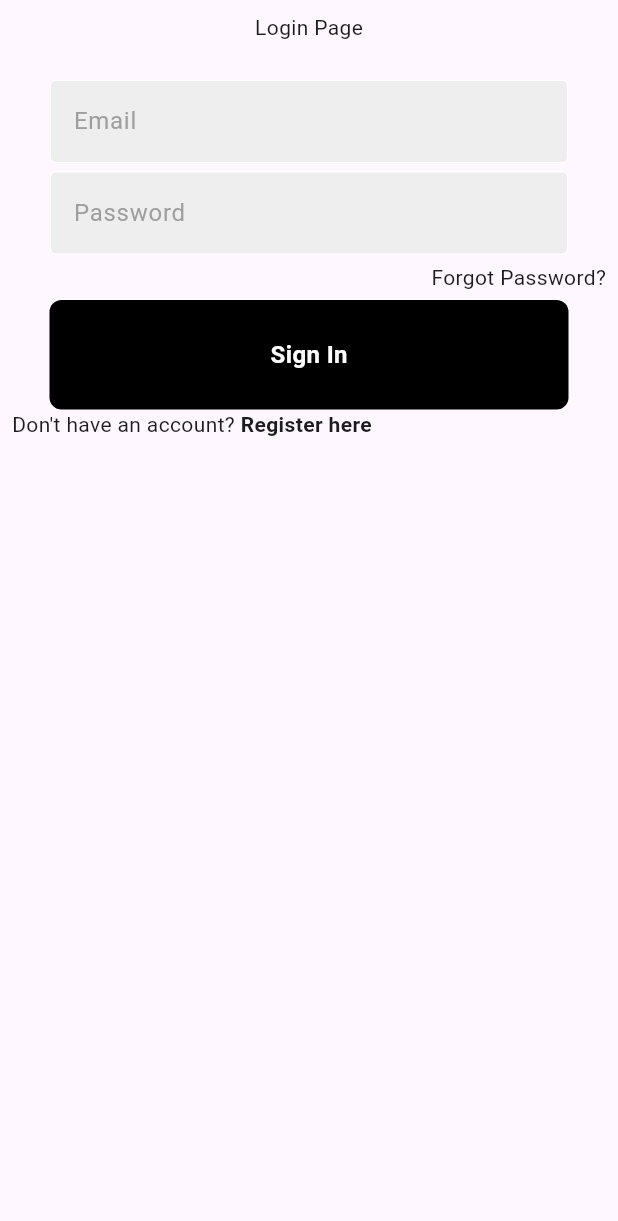
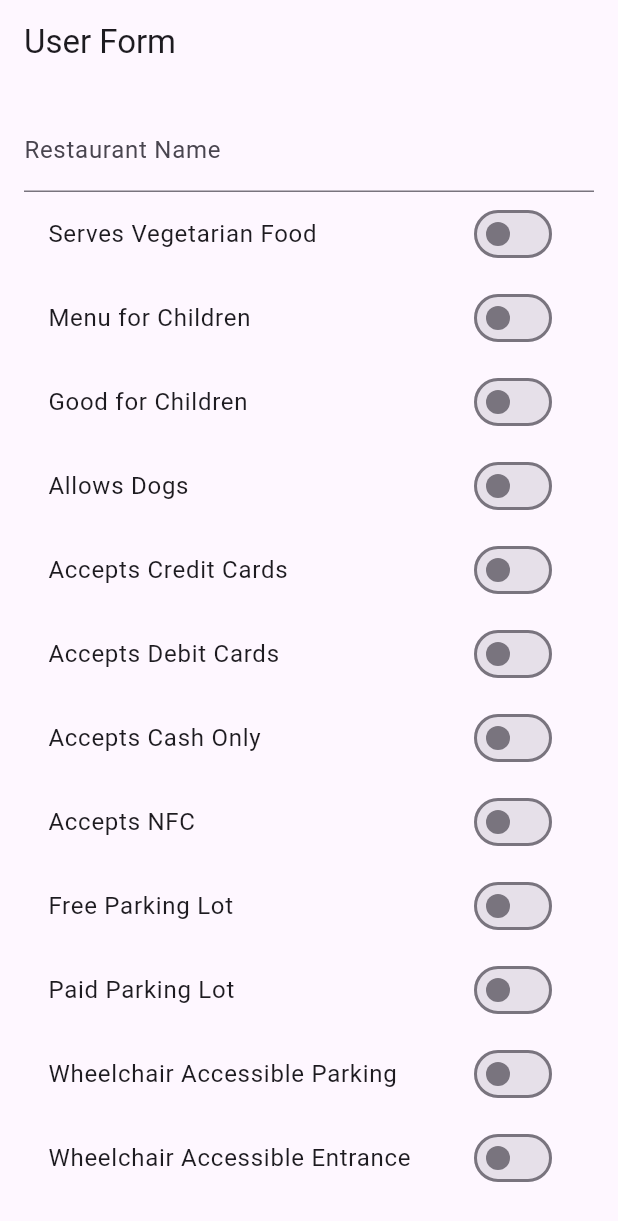
Before and after one commit to mateuszlasek/restaurant-recommendation-system, a Flutter app: the screen it shows after launch, on a phone screen of 412 x 824 dp. Shown: the top 1221 px of the screen. Run offline on Flutter 3.47's test engine with Material 3 defaults, Android fonts, the phone set to English and light mode, and no system bars; our stand-ins replace firebase_auth, firebase_core, firebase_database, geolocator; accounts and stored records are empty; generated files the repository leaves out were written again.

Commit message:
add user form database connection

```diff
--- a/lib/main.dart
+++ b/lib/main.dart
@@ -1,6 +1,7 @@
 import 'package:firebase_core/firebase_core.dart';
 import 'package:flutter/material.dart';
 import 'package:proj_inz/services/auth/auth.dart';
+import 'package:proj_inz/views/user_form_view.dart';
 
 import 'firebase_options.dart';
 
@@ -20,7 +21,7 @@ class MyApp extends StatelessWidget {
       theme: ThemeData(
         primarySwatch: Colors.blue,
       ),
-      home: const AuthPage(),
+      home: UserFormView(),
     );
   }
 }
--- /dev/null
+++ b/lib/models/user_form_model.dart
@@ -0,0 +1,53 @@
+class UserFormModel {
+  final String name;
+  final bool servesVegetarianFood;
+  final bool menuForChildren;
+  final bool goodForChildren;
+  final bool allowsDogs;
+  final bool acceptsCreditCards;
+  final bool acceptsDebitCards;
+  final bool acceptsCashOnly;
+  final bool acceptsNfc;
+  final bool freeParkingLot;
+  final bool paidParkingLot;
+  final bool wheelchairAccessibleParking;
+  final bool wheelchairAccessibleEntrance;
+  final bool wheelchairAccessibleRestroom;
+
+  UserFormModel({
+    required this.name,
+    required this.servesVegetarianFood,
+    required this.menuForChildren,
+    required this.goodForChildren,
+    required this.allowsDogs,
+    required this.acceptsCreditCards,
+    required this.acceptsDebitCards,
+    required this.acceptsCashOnly,
+    required this.acceptsNfc,
+    required this.freeParkingLot,
+    required this.paidParkingLot,
+    required this.wheelchairAccessibleParking,
+    required this.wheelchairAccessibleEntrance,
+    required this.wheelchairAccessibleRestroom,
+  });
+
+  // Konwersja obiektu do mapy, aby można było zapisać go w Firebase
+  Map<String, dynamic> toMap() {
+    return {
+      'name': name,
+      'servesVegetarianFood': servesVegetarianFood,
+      'menuForChildren': menuForChildren,
+      'goodForChildren': goodForChildren,
+      'allowsDogs': allowsDogs,
+      'acceptsCreditCards': acceptsCreditCards,
+      'acceptsDebitCards': acceptsDebitCards,
+      'acceptsCashOnly': acceptsCashOnly,
+      'acceptsNfc': acceptsNfc,
+      'freeParkingLot': freeParkingLot,
+      'paidParkingLot': paidParkingLot,
+      'wheelchairAccessibleParking': wheelchairAccessibleParking,
+      'wheelchairAccessibleEntrance': wheelchairAccessibleEntrance,
+      'wheelchairAccessibleRestroom': wheelchairAccessibleRestroom,
+    };
+  }
+}
--- /dev/null
+++ b/lib/views/user_form_view.dart
@@ -0,0 +1,205 @@
+import 'package:flutter/material.dart';
+import 'package:firebase_database/firebase_database.dart'; // Import Firebase Realtime Database
+import 'package:firebase_core/firebase_core.dart';
+
+import '../models/user_form_model.dart'; // Dodajemy import Firebase core, aby używać app
+
+class UserFormView extends StatefulWidget {
+  @override
+  _UserFormViewState createState() => _UserFormViewState();
+}
+
+class _UserFormViewState extends State<UserFormView> {
+  final _nameController = TextEditingController();
+  bool _servesVegetarianFood = false;
+  bool _menuForChildren = false;
+  bool _goodForChildren = false;
+  bool _allowsDogs = false;
+  bool _acceptsCreditCards = false;
+  bool _acceptsDebitCards = false;
+  bool _acceptsCashOnly = false;
+  bool _acceptsNfc = false;
+  bool _freeParkingLot = false;
+  bool _paidParkingLot = false;
+  bool _wheelchairAccessibleParking = false;
+  bool _wheelchairAccessibleEntrance = false;
+  bool _wheelchairAccessibleRestroom = false;
+
+  // Zaktualizowana metoda do zapisania formularza
+  Future<void> _submitForm() async {
+    final userForm = UserFormModel(
+      name: _nameController.text,
+      servesVegetarianFood: _servesVegetarianFood,
+      menuForChildren: _menuForChildren,
+      goodForChildren: _goodForChildren,
+      allowsDogs: _allowsDogs,
+      acceptsCreditCards: _acceptsCreditCards,
+      acceptsDebitCards: _acceptsDebitCards,
+      acceptsCashOnly: _acceptsCashOnly,
+      acceptsNfc: _acceptsNfc,
+      freeParkingLot: _freeParkingLot,
+      paidParkingLot: _paidParkingLot,
+      wheelchairAccessibleParking: _wheelchairAccessibleParking,
+      wheelchairAccessibleEntrance: _wheelchairAccessibleEntrance,
+      wheelchairAccessibleRestroom: _wheelchairAccessibleRestroom,
+    );
+
+    try {
+      // Uzyskanie instancji FirebaseDatabase z odpowiednim URL bazy
+      FirebaseApp app = await Firebase.initializeApp(); // Inicjalizujemy aplikację Firebase
+      FirebaseDatabase database = FirebaseDatabase.instanceFor(
+        app: app, // Przypisujemy app do bazy danych
+        databaseURL: 'https://restaurant-recommendatio-57162-default-rtdb.europe-west1.firebasedatabase.app', // URL bazy danych
+      );
+      DatabaseReference ref = database.ref('user_forms').push(); // Zapisanie danych do 'user_forms'
+      await ref.set(userForm.toMap()); // Zapisanie danych formularza
+      print('Data submitted successfully!');
+    } catch (e) {
+      print('Error submitting data: $e');
+    }
+  }
+
+  @override
+  Widget build(BuildContext context) {
+    return Scaffold(
+      appBar: AppBar(
+        title: Text('User Form'),
+      ),
+      body: Padding(
+        padding: EdgeInsets.all(16.0),
+        child: SingleChildScrollView(
+          child: Column(
+            children: [
+              TextField(
+                controller: _nameController,
+                decoration: InputDecoration(labelText: 'Restaurant Name'),
+              ),
+              SwitchListTile(
+                title: Text('Serves Vegetarian Food'),
+                value: _servesVegetarianFood,
+                onChanged: (value) {
+                  setState(() {
+                    _servesVegetarianFood = value;
+                  });
+                },
+              ),
+              SwitchListTile(
+                title: Text('Menu for Children'),
+                value: _menuForChildren,
+                onChanged: (value) {
+                  setState(() {
+                    _menuForChildren = value;
+                  });
+                },
+              ),
+              SwitchListTile(
+                title: Text('Good for Children'),
+                value: _goodForChildren,
+                onChanged: (value) {
+                  setState(() {
+                    _goodForChildren = value;
+                  });
+                },
+              ),
+              SwitchListTile(
+                title: Text('Allows Dogs'),
+                value: _allowsDogs,
+                onChanged: (value) {
+                  setState(() {
+                    _allowsDogs = value;
+                  });
+                },
+              ),
+              SwitchListTile(
+                title: Text('Accepts Credit Cards'),
+                value: _acceptsCreditCards,
+                onChanged: (value) {
+                  setState(() {
+                    _acceptsCreditCards = value;
+                  });
+                },
+              ),
+              SwitchListTile(
+                title: Text('Accepts Debit Cards'),
+                value: _acceptsDebitCards,
+                onChanged: (value) {
+                  setState(() {
+                    _acceptsDebitCards = value;
+                  });
+                },
+              ),
+              SwitchListTile(
+                title: Text('Accepts Cash Only'),
+                value: _acceptsCashOnly,
+                onChanged: (value) {
+                  setState(() {
+                    _acceptsCashOnly = value;
+                  });
+                },
+              ),
+              SwitchListTile(
+                title: Text('Accepts NFC'),
+                value: _acceptsNfc,
+                onChanged: (value) {
+                  setState(() {
+                    _acceptsNfc = value;
+                  });
+                },
+              ),
+              SwitchListTile(
+                title: Text('Free Parking Lot'),
+                value: _freeParkingLot,
+                onChanged: (value) {
+                  setState(() {
+                    _freeParkingLot = value;
+                  });
+                },
+              ),
+              SwitchListTile(
+                title: Text('Paid Parking Lot'),
+                value: _paidParkingLot,
+                onChanged: (value) {
+                  setState(() {
+                    _paidParkingLot = value;
+                  });
+                },
+              ),
+              SwitchListTile(
+                title: Text('Wheelchair Accessible Parking'),
+                value: _wheelchairAccessibleParking,
+                onChanged: (value) {
+                  setState(() {
+                    _wheelchairAccessibleParking = value;
+                  });
+                },
+              ),
+              SwitchListTile(
+                title: Text('Wheelchair Accessible Entrance'),
+                value: _wheelchairAccessibleEntrance,
+                onChanged: (value) {
+                  setState(() {
+                    _wheelchairAccessibleEntrance = value;
+                  });
+                },
+              ),
+              SwitchListTile(
+                title: Text('Wheelchair Accessible Restroom'),
+                value: _wheelchairAccessibleRestroom,
+                onChanged: (value) {
+                  setState(() {
+                    _wheelchairAccessibleRestroom = value;
+                  });
+                },
+              ),
+              SizedBox(height: 20),
+              ElevatedButton(
+                onPressed: _submitForm,
+                child: Text('Submit'),
+              ),
+            ],
+          ),
+        ),
+      ),
+    );
+  }
+}
--- a/pubspec.yaml
+++ b/pubspec.yaml
@@ -35,6 +35,8 @@ dependencies:
 
   firebase_core: ^3.4.0
   firebase_auth: ^5.1.0
+  firebase_database: ^11.1.1
+
   # The following adds the Cupertino Icons font to your application.
   # Use with the CupertinoIcons class for iOS style icons.
   cupertino_icons: ^1.0.6
```
Also changed, not shown: pubspec.lock.
